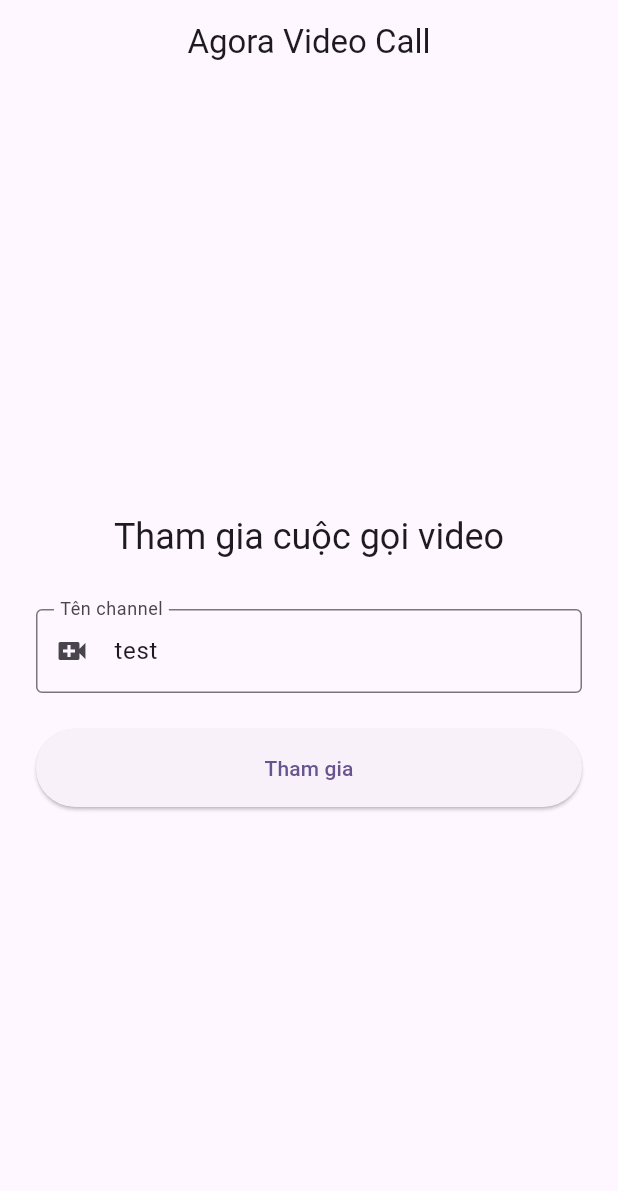
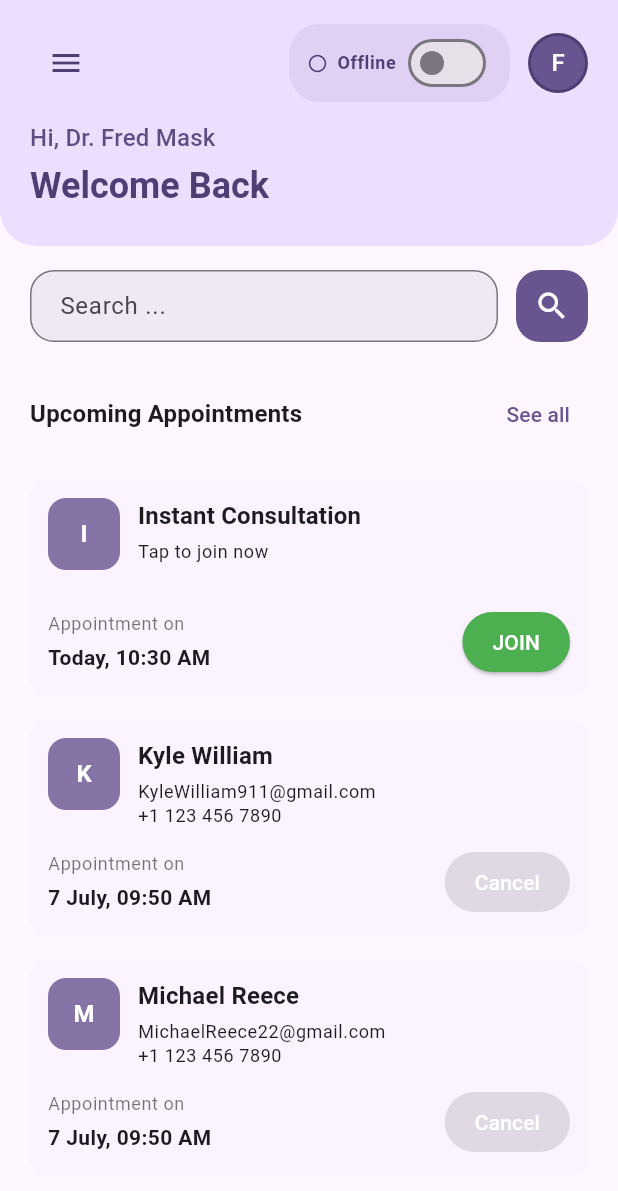
Before and after one commit to ducagile/twilio_video_call_demo, a Flutter app: the screen it shows after launch, on a phone screen of 412 x 824 dp. Shown: the top 1191 px of the screen. Run offline on Flutter 3.47's test engine with Material 3 defaults, Android fonts, the light colour scheme and no system bars; our stand-ins replace equatable, flutter_bloc, go_router, logger, permission_handler; missing offline and left inert: agora_rtc_engine.

Commit message:
Update iOS project configuration and enhance routing with new dashboard screen; add name input field in channel form

```diff
--- a/lib/core/routing/app_router.dart
+++ b/lib/core/routing/app_router.dart
@@ -1,15 +1,19 @@
-import 'package:flutter/material.dart';
 import 'package:go_router/go_router.dart';
 import '../../presentation/screens/home_screen.dart';
 import '../../presentation/screens/call_screen.dart';
+import '../../presentation/screens/home_dashboard_screen.dart';
 
 /// Cấu hình routing cho ứng dụng
 final appRouter = GoRouter(
-  initialLocation: '/',
+  initialLocation: '/dashboard',
   routes: [
     GoRoute(
       path: '/',
       builder: (context, state) => const HomeScreen(),
+    ),
+    GoRoute(
+      path: '/dashboard',
+      builder: (context, state) => const HomeDashboardScreen(),
     ),
     GoRoute(
       path: '/call/:channelName',
--- a/lib/presentation/screens/call_screen.dart
+++ b/lib/presentation/screens/call_screen.dart
@@ -65,7 +65,7 @@
                       onSwitchCamera: () => cubit.switchCamera(),
                       onLeave: () {
                         cubit.leaveChannel();
-                        context.pop();
+                        context.go('/dashboard');
                       },
                     ),
                   ),
--- /dev/null
+++ b/lib/presentation/screens/home_dashboard_screen.dart
@@ -0,0 +1,306 @@
+import 'package:flutter/material.dart';
+import 'package:go_router/go_router.dart';
+import '../widgets/appointment_card.dart';
+
+/// Màn hình dashboard chính (demo telehealth)
+class HomeDashboardScreen extends StatelessWidget {
+  const HomeDashboardScreen({super.key});
+
+  @override
+  Widget build(BuildContext context) {
+    return Scaffold(
+      backgroundColor: Theme.of(context).colorScheme.surface,
+      body: SafeArea(
+        child: SingleChildScrollView(
+          padding: const EdgeInsets.only(bottom: 24),
+          child: Column(
+            crossAxisAlignment: CrossAxisAlignment.start,
+            children: const [
+              _DashboardHeader(),
+              SizedBox(height: 16),
+              _DashboardSearchBar(),
+              SizedBox(height: 24),
+              _UpcomingSection(),
+              SizedBox(height: 24),
+              _PastSection(),
+            ],
+          ),
+        ),
+      ),
+    );
+  }
+}
+
+class _DashboardHeader extends StatelessWidget {
+  const _DashboardHeader();
+
+  @override
+  Widget build(BuildContext context) {
+    final colorScheme = Theme.of(context).colorScheme;
+    final textTheme = Theme.of(context).textTheme;
+
+    return Container(
+      padding: const EdgeInsets.fromLTRB(20, 16, 20, 24),
+      decoration: BoxDecoration(
+        color: colorScheme.primaryContainer.withOpacity(0.95),
+        borderRadius: const BorderRadius.only(
+          bottomLeft: Radius.circular(24),
+          bottomRight: Radius.circular(24),
+        ),
+      ),
+      child: Column(
+        crossAxisAlignment: CrossAxisAlignment.start,
+        children: [
+          Row(
+            children: [
+              IconButton(
+                onPressed: () {},
+                icon: const Icon(Icons.menu),
+                color: colorScheme.onPrimaryContainer,
+              ),
+              const Spacer(),
+              const _OnlineStatusToggle(),
+              const SizedBox(width: 12),
+              CircleAvatar(
+                radius: 20,
+                backgroundColor: colorScheme.onPrimaryContainer,
+                child: CircleAvatar(
+                  radius: 18,
+                  backgroundColor: colorScheme.primary,
+                  child: Text(
+                    'F',
+                    style: textTheme.titleMedium?.copyWith(
+                      color: colorScheme.onPrimary,
+                    ),
+                  ),
+                ),
+              ),
+            ],
+          ),
+          const SizedBox(height: 12),
+          Text(
+            'Hi, Dr. Fred Mask',
+            style: textTheme.titleMedium?.copyWith(
+              color: colorScheme.onPrimaryContainer.withOpacity(0.9),
+            ),
+          ),
+          const SizedBox(height: 4),
+          Text(
+            'Welcome Back',
+            style: textTheme.headlineSmall?.copyWith(
+              color: colorScheme.onPrimaryContainer,
+              fontWeight: FontWeight.bold,
+            ),
+          ),
+        ],
+      ),
+    );
+  }
+}
+
+class _OnlineStatusToggle extends StatefulWidget {
+  const _OnlineStatusToggle();
+
+  @override
+  State<_OnlineStatusToggle> createState() => _OnlineStatusToggleState();
+}
+
+class _OnlineStatusToggleState extends State<_OnlineStatusToggle> {
+  bool _online = false;
+
+  @override
+  Widget build(BuildContext context) {
+    final colorScheme = Theme.of(context).colorScheme;
+
+    return Container(
+      padding: const EdgeInsets.symmetric(horizontal: 12, vertical: 6),
+      decoration: BoxDecoration(
+        color: colorScheme.onPrimaryContainer.withOpacity(0.08),
+        borderRadius: BorderRadius.circular(20),
+      ),
+      child: Row(
+        mainAxisSize: MainAxisSize.min,
+        children: [
+          Icon(
+            _online ? Icons.circle : Icons.circle_outlined,
+            size: 14,
+            color:
+                _online ? Colors.greenAccent : colorScheme.onPrimaryContainer,
+          ),
+          const SizedBox(width: 6),
+          Text(
+            _online ? 'Online' : 'Offline',
+            style: Theme.of(context).textTheme.bodySmall?.copyWith(
+                  color: colorScheme.onPrimaryContainer,
+                  fontWeight: FontWeight.w600,
+                ),
+          ),
+          const SizedBox(width: 4),
+          Switch(
+            value: _online,
+            onChanged: (value) {
+              setState(() => _online = value);
+            },
+            activeColor: Colors.greenAccent,
+            materialTapTargetSize: MaterialTapTargetSize.shrinkWrap,
+          ),
+        ],
+      ),
+    );
+  }
+}
+
+class _DashboardSearchBar extends StatelessWidget {
+  const _DashboardSearchBar();
+
+  @override
+  Widget build(BuildContext context) {
+    final colorScheme = Theme.of(context).colorScheme;
+
+    return Padding(
+      padding: const EdgeInsets.symmetric(horizontal: 20),
+      child: Row(
+        children: [
+          Expanded(
+            child: TextField(
+              decoration: InputDecoration(
+                hintText: 'Search ...',
+                border: OutlineInputBorder(
+                  borderRadius: BorderRadius.circular(16),
+                  borderSide: BorderSide(color: colorScheme.outline),
+                ),
+                enabledBorder: OutlineInputBorder(
+                  borderRadius: BorderRadius.circular(16),
+                  borderSide: BorderSide(color: colorScheme.outline),
+                ),
+                focusedBorder: OutlineInputBorder(
+                  borderRadius: BorderRadius.circular(16),
+                  borderSide: BorderSide(color: colorScheme.primary),
+                ),
+                contentPadding:
+                    const EdgeInsets.symmetric(horizontal: 16, vertical: 12),
+                filled: true,
+                fillColor: colorScheme.surfaceVariant.withOpacity(0.6),
+              ),
+              textInputAction: TextInputAction.search,
+            ),
+          ),
+          const SizedBox(width: 12),
+          Container(
+            height: 48,
+            width: 48,
+            decoration: BoxDecoration(
+              color: colorScheme.primary,
+              borderRadius: BorderRadius.circular(16),
+            ),
+            child: IconButton(
+              onPressed: () {},
+              icon: const Icon(Icons.search, color: Colors.white),
+            ),
+          ),
+        ],
+      ),
+    );
+  }
+}
+
+class _UpcomingSection extends StatelessWidget {
+  const _UpcomingSection();
+
+  @override
+  Widget build(BuildContext context) {
+    final now = TimeOfDay.now();
+    final nowText = 'Today, ${now.format(context)}';
+
+    void handleJoin() {
+      // Điều hướng sang màn hình cấu hình channel/name trước khi join call
+      context.push('/');
+    }
+
+    return Padding(
+      padding: const EdgeInsets.symmetric(horizontal: 20),
+      child: Column(
+        crossAxisAlignment: CrossAxisAlignment.start,
+        children: [
+          const _SectionHeader(title: 'Upcoming Appointments'),
+          const SizedBox(height: 12),
+          // Fake item trên cùng: appointment ngay bây giờ với nút JOIN
+          AppointmentCard(
+            name: 'Instant Consultation',
+            email: 'Tap to join now',
+            phone: '',
+            dateTimeText: nowText,
+            isUpcoming: true,
+            actionLabel: 'JOIN',
+            actionColor: Colors.green,
+            onActionPressed: handleJoin,
+          ),
+          AppointmentCard(
+            name: 'Kyle William',
+            email: 'KyleWilliam911@gmail.com',
+            phone: '+1 123 456 7890',
+            dateTimeText: '7 July, 09:50 AM',
+            isUpcoming: true,
+          ),
+          AppointmentCard(
+            name: 'Michael Reece',
+            email: 'MichaelReece22@gmail.com',
+            phone: '+1 123 456 7890',
+            dateTimeText: '7 July, 09:50 AM',
+            isUpcoming: true,
+          ),
+        ],
+      ),
+    );
+  }
+}
+
+class _PastSection extends StatelessWidget {
+  const _PastSection();
+
+  @override
+  Widget build(BuildContext context) {
+    return Padding(
+      padding: const EdgeInsets.symmetric(horizontal: 20),
+      child: Column(
+        crossAxisAlignment: CrossAxisAlignment.start,
+        children: [
+          const _SectionHeader(title: 'Past Appointments'),
+          const SizedBox(height: 12),
+          AppointmentCard(
+            name: 'John Doe',
+            email: 'Johndoe911@gmail.com',
+            phone: '+1 123 456 7890',
+            dateTimeText: '7 July, 09:50 AM',
+            isUpcoming: false,
+          ),
+        ],
+      ),
+    );
+  }
+}
+
+class _SectionHeader extends StatelessWidget {
+  final String title;
+
+  const _SectionHeader({required this.title});
+
+  @override
+  Widget build(BuildContext context) {
+    final textTheme = Theme.of(context).textTheme;
+
+    return Row(
+      mainAxisAlignment: MainAxisAlignment.spaceBetween,
+      children: [
+        Text(
+          title,
+          style: textTheme.titleMedium?.copyWith(fontWeight: FontWeight.bold),
+        ),
+        TextButton(
+          onPressed: () {},
+          child: const Text('See all'),
+        ),
+      ],
+    );
+  }
+}
--- /dev/null
+++ b/lib/presentation/widgets/appointment_card.dart
@@ -0,0 +1,132 @@
+import 'package:flutter/material.dart';
+
+/// Card hiển thị thông tin một cuộc hẹn.
+class AppointmentCard extends StatelessWidget {
+  final String name;
+  final String email;
+  final String phone;
+  final String dateTimeText;
+  final bool isUpcoming;
+  final String? actionLabel;
+  final Color? actionColor;
+  final VoidCallback? onActionPressed;
+
+  const AppointmentCard({
+    super.key,
+    required this.name,
+    required this.email,
+    required this.phone,
+    required this.dateTimeText,
+    this.isUpcoming = true,
+    this.actionLabel,
+    this.actionColor,
+    this.onActionPressed,
+  });
+
+  @override
+  Widget build(BuildContext context) {
+    final colorScheme = Theme.of(context).colorScheme;
+    final textTheme = Theme.of(context).textTheme;
+
+    return Container(
+      margin: const EdgeInsets.symmetric(vertical: 8),
+      padding: const EdgeInsets.all(12),
+      decoration: BoxDecoration(
+        color: colorScheme.primaryContainer.withOpacity(0.15),
+        borderRadius: BorderRadius.circular(12),
+      ),
+      child: Column(
+        crossAxisAlignment: CrossAxisAlignment.start,
+        children: [
+          Row(
+            crossAxisAlignment: CrossAxisAlignment.start,
+            children: [
+              ClipRRect(
+                borderRadius: BorderRadius.circular(12),
+                child: Container(
+                  height: 48,
+                  width: 48,
+                  color: colorScheme.primary.withOpacity(0.8),
+                  child: Center(
+                    child: Text(
+                      name.isNotEmpty ? name[0] : '?',
+                      style: textTheme.titleMedium?.copyWith(
+                        color: colorScheme.onPrimary,
+                        fontWeight: FontWeight.bold,
+                      ),
+                    ),
+                  ),
+                ),
+              ),
+              const SizedBox(width: 12),
+              Expanded(
+                child: Column(
+                  crossAxisAlignment: CrossAxisAlignment.start,
+                  children: [
+                    Text(
+                      name,
+                      style: textTheme.titleMedium?.copyWith(
+                        fontWeight: FontWeight.bold,
+                      ),
+                    ),
+                    const SizedBox(height: 4),
+                    Text(
+                      email,
+                      style: textTheme.bodySmall,
+                    ),
+                    Text(
+                      phone,
+                      style: textTheme.bodySmall,
+                    ),
+                  ],
+                ),
+              ),
+            ],
+          ),
+          const SizedBox(height: 12),
+          Row(
+            mainAxisAlignment: MainAxisAlignment.spaceBetween,
+            crossAxisAlignment: CrossAxisAlignment.center,
+            children: [
+              Column(
+                crossAxisAlignment: CrossAxisAlignment.start,
+                children: [
+                  Text(
+                    'Appointment on',
+                    style: textTheme.bodySmall?.copyWith(
+                      color: colorScheme.onSurface.withOpacity(0.6),
+                    ),
+                  ),
+                  const SizedBox(height: 4),
+                  Text(
+                    dateTimeText,
+                    style: textTheme.bodyMedium?.copyWith(
+                      fontWeight: FontWeight.w600,
+                    ),
+                  ),
+                ],
+              ),
+              const SizedBox(width: 8),
+              ElevatedButton(
+                style: ElevatedButton.styleFrom(
+                  backgroundColor: actionColor ??
+                      (isUpcoming ? Colors.redAccent : colorScheme.primary),
+                  padding:
+                      const EdgeInsets.symmetric(horizontal: 20, vertical: 10),
+                  shape: RoundedRectangleBorder(
+                    borderRadius: BorderRadius.circular(24),
+                  ),
+                ),
+                onPressed: onActionPressed,
+                child: Text(
+                  actionLabel ?? (isUpcoming ? 'Cancel' : 'Details'),
+                  style: textTheme.labelLarge?.copyWith(color: Colors.white),
+                ),
+              ),
+            ],
+          ),
+        ],
+      ),
+    );
+  }
+}
--- a/lib/presentation/widgets/channel_form.dart
+++ b/lib/presentation/widgets/channel_form.dart
@@ -15,6 +15,7 @@
 
 class _ChannelFormState extends State<ChannelForm> {
   final _formKey = GlobalKey<FormState>();
+  final _nameController = TextEditingController();
   final _channelController = TextEditingController(
     text: AppConfig.defaultChannelName,
   );
@@ -22,6 +23,7 @@
 
   @override
   void dispose() {
+    _nameController.dispose();
     _channelController.dispose();
     super.dispose();
   }
@@ -81,6 +83,24 @@
           ),
           const SizedBox(height: 32),
           TextFormField(
+            controller: _nameController,
+            decoration: const InputDecoration(
+              labelText: 'Tên của bạn',
+              hintText: 'Nhập tên hiển thị',
+              border: OutlineInputBorder(),
+              prefixIcon: Icon(Icons.person),
+            ),
+            validator: (value) {
+              if (value == null || value.trim().isEmpty) {
+                return 'Vui lòng nhập tên của bạn';
+              }
+              return null;
+            },
+            textCapitalization: TextCapitalization.words,
+            enabled: !_isLoading,
+          ),
+          const SizedBox(height: 16),
+          TextFormField(
             controller: _channelController,
             decoration: const InputDecoration(
               labelText: 'Tên channel',
```
Also changed, not shown: 4 other files.
